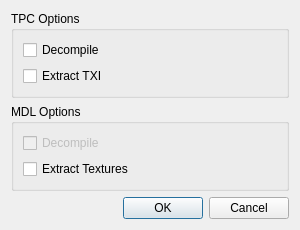
Old version of the form Tools/HolocronToolset/src/ui/dialogs/extract_options.ui in the repository th3w1zard1/PyKotor.
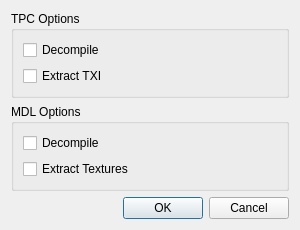
New version of the form.

Commit message: feat: enable MDL decompile checkbox now that MDL ASCII support is available

Diff of the .ui file:
```diff
--- a/Tools/HolocronToolset/src/ui/dialogs/extract_options.ui
+++ b/Tools/HolocronToolset/src/ui/dialogs/extract_options.ui
@@ -46,7 +46,7 @@
       <item>
        <widget class="QCheckBox" name="mdlDecompileCheckbox">
         <property name="enabled">
-         <bool>false</bool>
+         <bool>true</bool>
         </property>
         <property name="toolTip">
          <string>Decompile feature is not available.</string>
```
Left out of the diff: 2 changed lines with no effect on the pictures. The commit also changes 2 other files.
